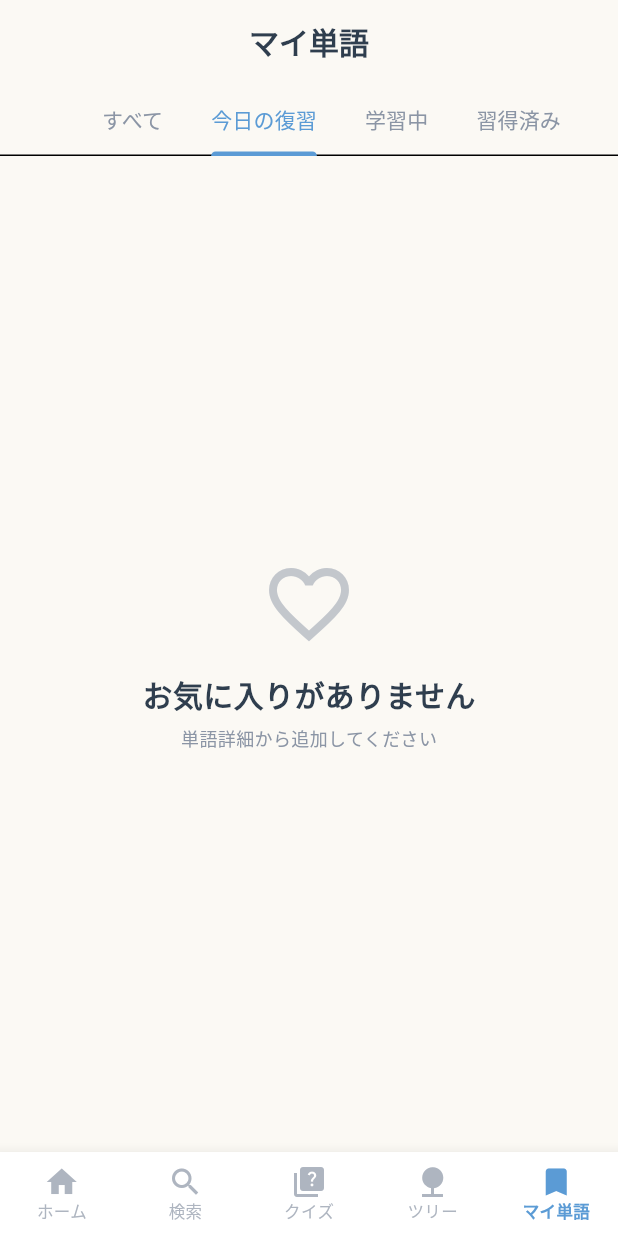
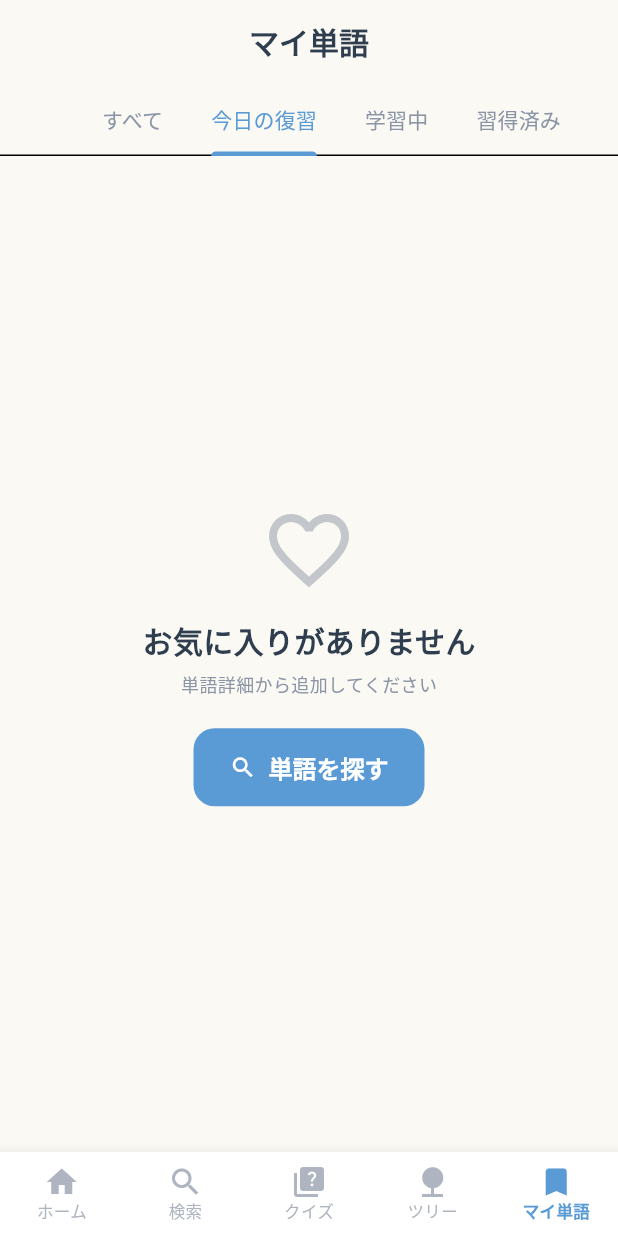
Before and after one commit to zka32101/kotoba-e, a Flutter app: the FavoritesScreen screen opened by its route, tab 2 chosen, on a phone screen of 412 x 824 dp. Run offline on Flutter 3.47's test engine with Material 3 defaults, Android fonts, the phone set to English and light mode, and no system bars; our stand-ins replace cloud_firestore, cloud_functions, firebase_auth, firebase_core, firebase_messaging, flutter_riverpod and 6 more; missing offline and left inert: gal, purchases_flutter; accounts and stored records are empty; project files that could hold a hidden picture were left out.

Commit message:
feat: マイ単語が空の時に検索画面へのCTAボタンを追加
「お気に入りがありません」「単語詳細から追加してください」という
説明文だけで、実際にそこへ移動する導線がなかった。
検索画面へ直接遷移するボタンを追加し、空状態から次の行動に
つなげやすくした。

Co-Authored-By: Claude Sonnet 5 <noreply@anthropic.com>
Claude-Session: https://claude.ai/code/session_01H8p7Eqd2WvnLJ1rbkCcqBL

```diff
--- a/lib/screens/favorites_screen.dart
+++ b/lib/screens/favorites_screen.dart
@@ -79,6 +79,12 @@ class _BookmarkList extends StatelessWidget {
             const Text('お気に入りがありません', style: AppTheme.heading3),
             const SizedBox(height: 8),
             const Text('単語詳細から追加してください', style: AppTheme.bodySmall),
+            const SizedBox(height: 20),
+            ElevatedButton.icon(
+              onPressed: () => context.go('/home/search'),
+              icon: const Icon(Icons.search),
+              label: const Text('単語を探す'),
+            ),
           ],
         ),
       );
```
